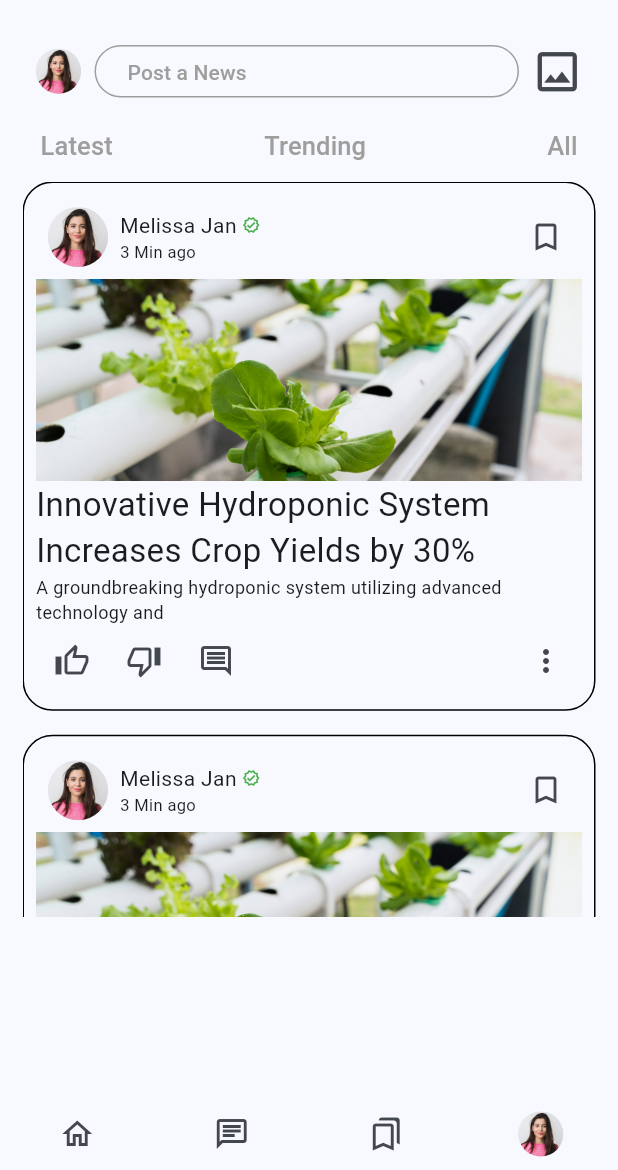
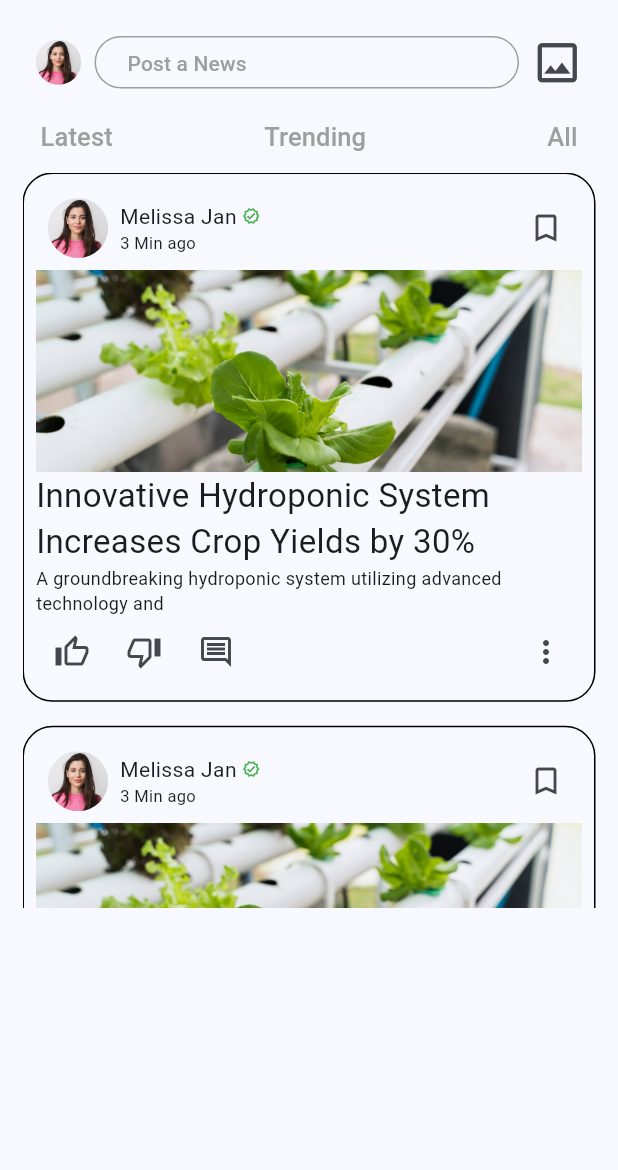
Before and after one commit to BhanuHasaranga/AgroConnect, a Flutter app: the LandingScreen screen opened directly, on a phone screen of 412 x 824 dp, the part 66-1236 px from its top. Run offline on Flutter 3.47's test engine with Material 3 defaults, Android fonts, the light colour scheme and no system bars; our stand-ins replace dotted_border, firebase_auth, firebase_core, image_picker; accounts and stored records are empty.

Commit message:
padding chanaged

```diff
--- a/lib/screens/landing_screen.dart
+++ b/lib/screens/landing_screen.dart
@@ -2,7 +2,6 @@ import 'package:agro_connect/screens/create_news_screen.dart';
 import 'package:flutter/material.dart';
 
 import '../widgets/contentCategories.dart';
-import '../widgets/navBar.dart';
 import '../widgets/MyAppBar.dart';
 import '../widgets/newsCard.dart';
 import '../widgets/postSomethingField.dart';
@@ -14,7 +13,7 @@ class LandingScreen extends StatelessWidget {
     return Scaffold(
       appBar: const MyAppBar(),
       body: Padding(
-        padding: const EdgeInsets.symmetric(horizontal: 15, vertical: 10),
+        padding: const EdgeInsets.symmetric(horizontal: 15, vertical: 4),
         child: Column(
           children: [
             const PostSomethingField(
@@ -60,7 +59,6 @@ class LandingScreen extends StatelessWidget {
           ],
         ),
       ),
-      bottomNavigationBar: const NavBar(),
     );
   }
 }
```
